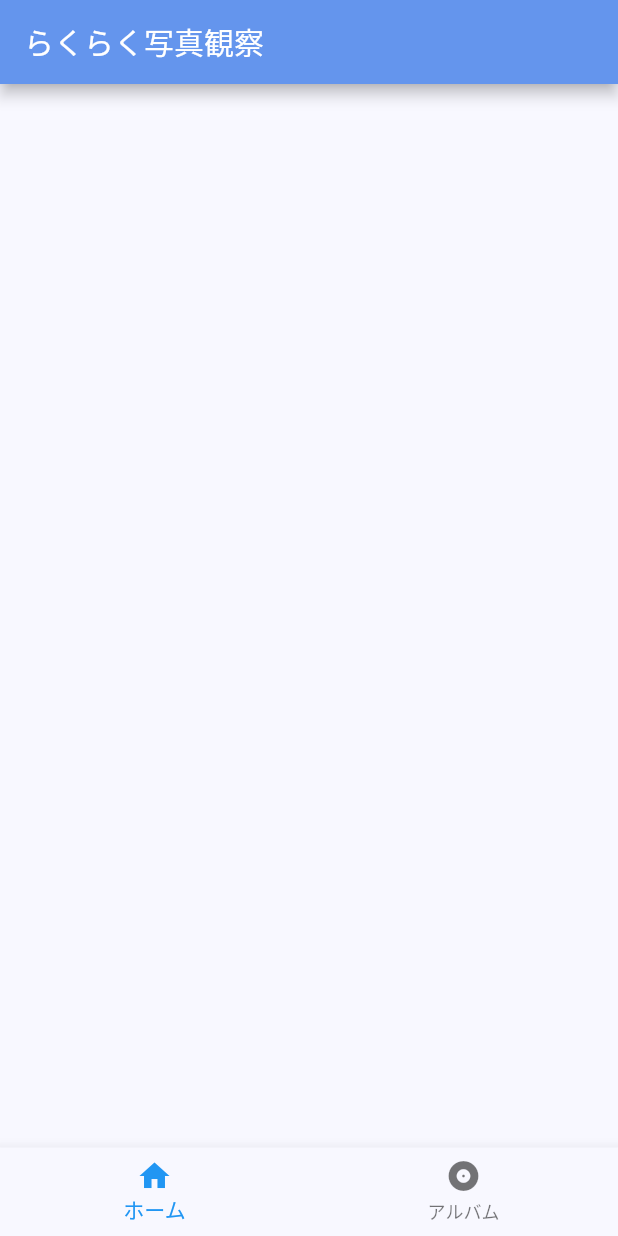
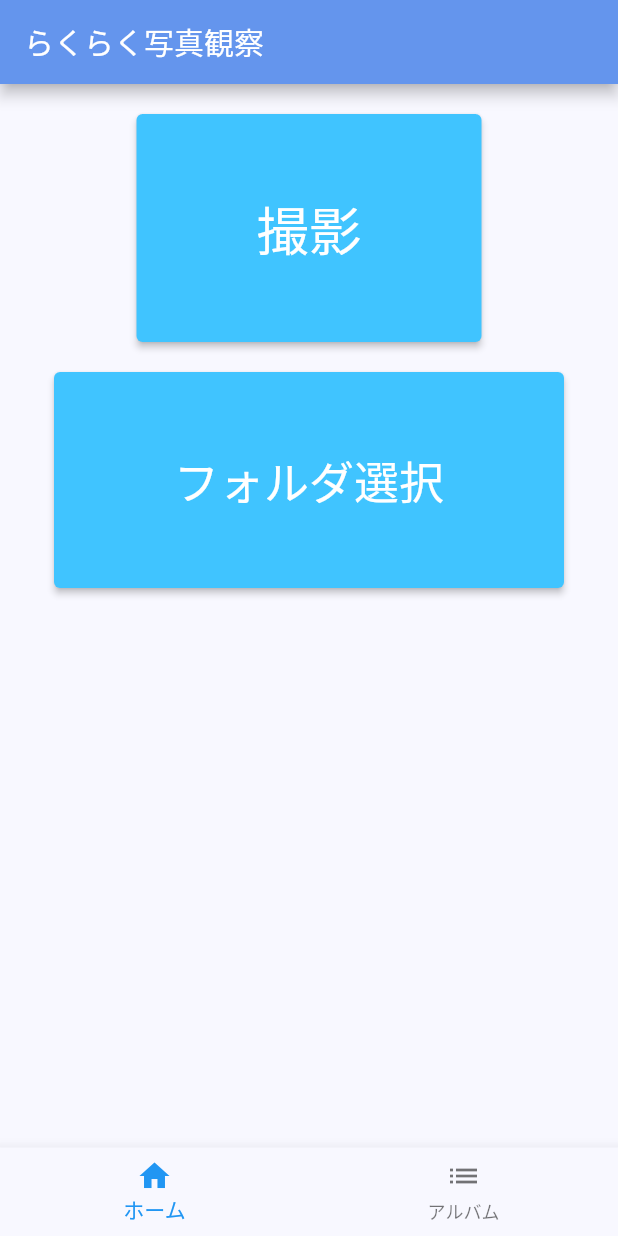
Before and after one commit to yousetsu/simple_photo_observe, a Flutter app: the screen it shows after launch, on a phone screen of 412 x 824 dp. Run offline on Flutter 3.47's test engine with Material 2 defaults, Android fonts, the phone set to English and light mode, and no system bars; our stand-ins replace google_mobile_ads, image_picker, sqflite; accounts and stored records are empty; Roboto replaces fonts that are missing (KosugiMaru); statements that could not run were skipped.

Commit message:
カメラ機能付与

```diff
--- a/lib/albumSel.dart
+++ b/lib/albumSel.dart
@@ -48,10 +48,8 @@ class _AlbumSelScreenState extends State<AlbumSelScreen> {
       child: adWidget,
     );
     return Scaffold(
-      appBar: AppBar(title: const Text('設定'),backgroundColor: const Color(0xFF6495ed),),
+      appBar: AppBar(title: const Text('アルバム'),backgroundColor: const Color(0xFF6495ed),),
       body: Column(
-        // mainAxisAlignment: MainAxisAlignment.center,
-
         children:  <Widget>[
           Padding(padding: EdgeInsets.all(30)),
           adContainer,
@@ -62,7 +60,7 @@ class _AlbumSelScreenState extends State<AlbumSelScreen> {
         currentIndex: 1,
         items: const <BottomNavigationBarItem>[
           BottomNavigationBarItem(label:'ホーム', icon: Icon(Icons.home)),
-          BottomNavigationBarItem(label:'アルバム', icon: Icon(Icons.album)),
+          BottomNavigationBarItem(label:'アルバム', icon: Icon(Icons.list)),
         ],
         onTap: (int index) {
           if (index == 0) {Navigator.pushNamed(context, '/');}
--- a/lib/main.dart
+++ b/lib/main.dart
@@ -5,6 +5,7 @@ import './const.dart';
 import './albumSel.dart';
 import 'dart:io';
 import 'package:flutter/services.dart';
+import 'package:image_picker/image_picker.dart';
 
 List<Map> map_stretchlist = <Map>[];
 
@@ -74,6 +75,12 @@ class MainScreen extends StatefulWidget {
   State<MainScreen> createState() => _MainScreenState();
 }
 class _MainScreenState extends State<MainScreen> with RouteAware {
+  List<XFile>? _imageFileList;
+  dynamic _pickImageError;
+  void _setImageFileListFromFile(XFile? value) {
+    _imageFileList = value == null ? null : <XFile>[value];
+  }
+  final ImagePicker picker = ImagePicker();
   @override
   void initState() {
     super.initState();
@@ -108,20 +115,35 @@ class _MainScreenState extends State<MainScreen> with RouteAware {
     return Scaffold(
       appBar: AppBar(title: const Text('らくらく写真観察'),
         backgroundColor: const Color(0xFF6495ed),),
-      body: Column(
-        mainAxisAlignment: MainAxisAlignment.center,
-        children: <Widget>[
+      body: Center(
+        child:Column(
+          mainAxisAlignment: MainAxisAlignment.start,
+          children: <Widget>[
           //  _listHeader(),
           const Padding(padding: EdgeInsets.all(10)),
+           ElevatedButton(
+               style: ElevatedButton.styleFrom(foregroundColor: Colors.white, backgroundColor: Colors.lightBlueAccent, padding: const EdgeInsets.symmetric(vertical: 50, horizontal: 80),),
+               onPressed: () async {
+                 runCamera();
+               },
+             child: Text('撮影', style: const TextStyle(fontSize: 35.0, color: Colors.white,),),
+           ),
+            const Padding(padding: EdgeInsets.all(10)),
+            ElevatedButton(
+              style: ElevatedButton.styleFrom(foregroundColor: Colors.white, backgroundColor: Colors.lightBlueAccent, padding: const EdgeInsets.symmetric(vertical: 50, horizontal: 80),),
+              onPressed: () async {
 
+              },
+              child: Text('フォルダ選択', style: const TextStyle(fontSize: 30.0, color: Colors.white,),),
+            ),
         ],
       ),
-
+      ),
       bottomNavigationBar: BottomNavigationBar(
         currentIndex: 0,
         items: const <BottomNavigationBarItem>[
           BottomNavigationBarItem(label:'ホーム', icon: Icon(Icons.home)),
-          BottomNavigationBarItem(label:'アルバム', icon: Icon(Icons.album)),
+          BottomNavigationBarItem(label:'アルバム', icon: Icon(Icons.list)),
         ],
         onTap: (int index) {
           if (index == 1) {
@@ -138,5 +160,25 @@ class _MainScreenState extends State<MainScreen> with RouteAware {
   void init() async {
     // await  testEditDB();
   }
+  void runCamera() async{
+    try {
+      final XFile? pickedFile = await picker.pickImage(
+        source: ImageSource.camera,
+              // maxWidth: maxWidth,
+              // maxHeight: maxHeight,
+              // imageQuality: quality,
+            );
+      if(pickedFile != null) {
+        setState(() {_setImageFileListFromFile(pickedFile);});
 
+      }else{
+
+      }
+
+    } catch (e) {
+      setState(() {
+        _pickImageError = e;
+      });
+    }
+  }
 }
--- a/pubspec.yaml
+++ b/pubspec.yaml
@@ -14,6 +14,7 @@ dependencies:
   path: ^1.8.2
   google_mobile_ads: ^2.3.0
   sqflite: ^2.2.2
+  image_picker: ^0.8.6+3
 
   cupertino_icons: ^1.0.2
 
```
Also changed, not shown: pubspec.lock.
